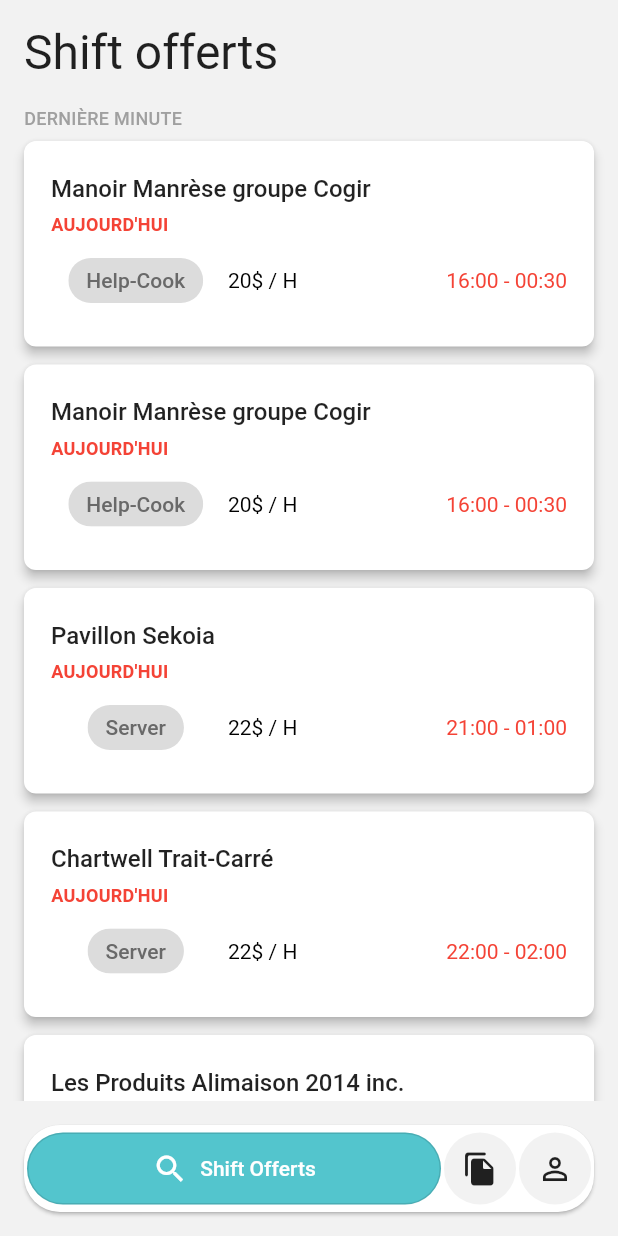
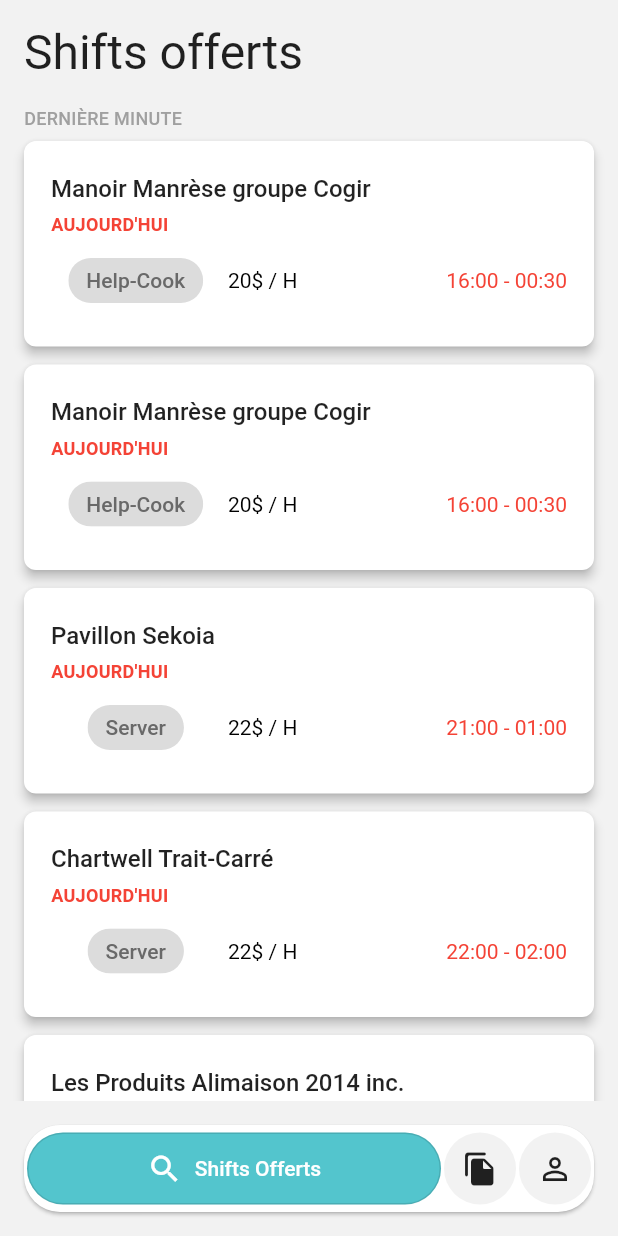
Before and after one commit to amirbenasr/shift-project-bd, a Flutter app: the screen it shows after launch, on a phone screen of 412 x 824 dp. Run offline on Flutter 3.47's test engine with Material 2 defaults, Android fonts, the phone set to English and light mode, and no system bars; our stand-ins replace geocoding; missing offline and left inert: geocode.

Commit message:
change title

```diff
--- a/lib/screens/shifts_page.dart
+++ b/lib/screens/shifts_page.dart
@@ -79,7 +79,7 @@ class _ShiftPageState extends State<ShiftPage> {
                       color: Colors.white,
                     ),
                     label: Text(
-                      "Shift Offerts",
+                      "Shifts Offerts",
                       style: TextStyle(color: Colors.white),
                     )),
               ),
@@ -128,7 +128,7 @@ class _ShiftPageState extends State<ShiftPage> {
               crossAxisAlignment: CrossAxisAlignment.start,
               children: [
                 Text(
-                  "Shift offerts",
+                  "Shifts offerts",
                   style: AppStyle().mainHeader,
                 ),
                 ShiftSection(
```
